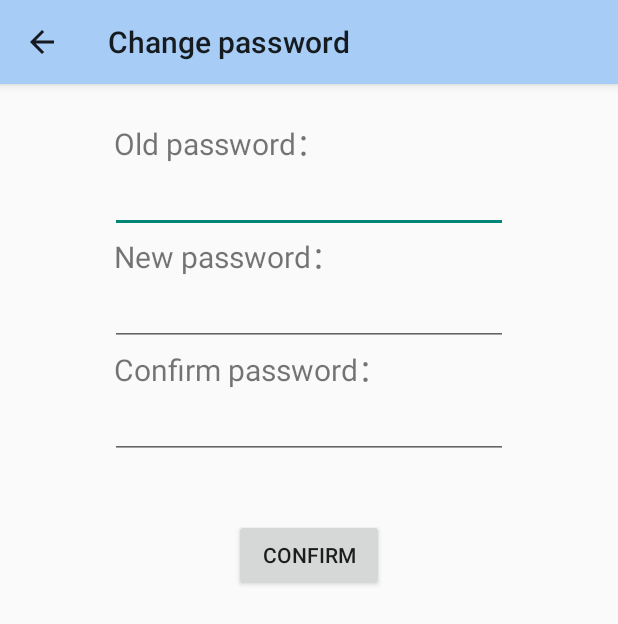
After one commit to llkser/Movie-Ticketing-Android-, an Android app: the Password_change_page_activity screen opened directly, with no data from a screen before it, on a phone screen of 412 x 824 dp. The commit adds this screen. Shown: the top 624 px of the screen. Run offline under Robolectric (Android 15) with nearby library versions, the phone set to English and light mode, and no system bars; libraries missing offline, so code that uses them is left out: com.zhy.http.

Commit message:
meeting report

```diff
--- a/app/src/main/AndroidManifest.xml
+++ b/app/src/main/AndroidManifest.xml
@@ -67,6 +67,9 @@
         <activity
             android:name=".Setting_page_activity"
             android:theme="@style/AppTheme.ActionBar.Userpage.Transparent" />
+        <activity
+            android:name=".Password_change_page_activity"
+            android:theme="@style/AppTheme.ActionBar.Userpage.Transparent" />
     </application>
 
 </manifest>
--- a/app/src/main/java/com/example/myapplication/Adapater_common_type.java
+++ b/app/src/main/java/com/example/myapplication/Adapater_common_type.java
@@ -115,6 +115,7 @@ final class Adapter_order implements Adapater_common_type,Serializable{
     public String id;
     public String order_id;
     public int watched;
+    public boolean is_commented;
     @Override
     public int get_widget_type()
     {
@@ -127,6 +128,7 @@ final class Adapter_comments implements Adapater_common_type,Serializable{
     public String user_img;
     public String user_name;
     public String comment;
+
     public float mark;
     @Override
     public int get_widget_type()
--- a/app/src/main/java/com/example/myapplication/AndroidDatabase.java
+++ b/app/src/main/java/com/example/myapplication/AndroidDatabase.java
@@ -1,6 +1,5 @@
 package com.example.myapplication;
 
-import android.content.ContentValues;
 import android.content.Context;
 import android.database.sqlite.SQLiteDatabase;
 import android.database.sqlite.SQLiteOpenHelper;
@@ -42,6 +41,7 @@ public class AndroidDatabase extends SQLiteOpenHelper {
             "seat_number text, " +
             "ticket_key text, " +
             "order_user text,"+
+            "comments integer,"+
             "order_movie text)";
 
     public static final String CREATE_COMMENT_ORDER_TABLE="create table comments (" +
@@ -51,14 +51,12 @@ public class AndroidDatabase extends SQLiteOpenHelper {
             "movie_id text, " +
             "User_name text, " +
             "User_avatar text, " +
-            "mark integer, " +
+            "mark text, " +
             "order_id text)";
 
-    public static final String CREATE_VERSION_TABLE="create table version (" +
-            "current_version text)";
+    public static final String CREATE_VERSION_TABLE="create table version (" + "current_version text)";
 
     private Context mContext;
-
 
     public AndroidDatabase(Context context, String name, SQLiteDatabase.CursorFactory factory, int version) {
         super(context,name,factory,version);
--- /dev/null
+++ b/app/src/main/java/com/example/myapplication/Password_change_page_activity.java
@@ -0,0 +1,184 @@
+package com.example.myapplication;
+
+import androidx.appcompat.app.ActionBar;
+import androidx.appcompat.app.AppCompatActivity;
+
+import android.database.Cursor;
+import android.database.sqlite.SQLiteDatabase;
+import android.graphics.Bitmap;
+import android.os.Bundle;
+import android.text.method.PasswordTransformationMethod;
+import android.util.Log;
+import android.view.MenuItem;
+import android.view.View;
+import android.widget.Button;
+import android.widget.EditText;
+import android.widget.Toast;
+
+import com.zhy.http.okhttp.OkHttpUtils;
+import com.zhy.http.okhttp.callback.BitmapCallback;
+
+import org.json.JSONException;
+import org.json.JSONObject;
+
+import java.io.IOException;
+
+import okhttp3.Call;
+import okhttp3.Callback;
+import okhttp3.FormBody;
+import okhttp3.OkHttpClient;
+import okhttp3.Request;
+import okhttp3.Response;
+
+public class Password_change_page_activity extends AppCompatActivity implements View.OnClickListener {
+
+    public static final String Tag="Password_change_page";
+    private EditText oldPassword;
+    private EditText newPassword;
+    private EditText reNewPassword;
+    private Button passwordChangeButton;
+    private String login_username;
+    private AndroidDatabase androidDatabase;
+
+    @Override
+    protected void onCreate(Bundle savedInstanceState) {
+        super.onCreate(savedInstanceState);
+        setContentView(R.layout.change_password_page_layout);
+
+        oldPassword=findViewById(R.id.old_password_input_text);
+        newPassword=findViewById(R.id.new_password_input_text);
+        reNewPassword=findViewById(R.id.re_new_input_text);
+        oldPassword.setTransformationMethod(PasswordTransformationMethod.getInstance());
+        newPassword.setTransformationMethod(PasswordTransformationMethod.getInstance());
+        reNewPassword.setTransformationMethod(PasswordTransformationMethod.getInstance());
+        passwordChangeButton=findViewById(R.id.passwordChangeButton);
+        passwordChangeButton.setOnClickListener(this);
+
+        androidDatabase = new AndroidDatabase(this, "Shield.db", null, 1);
+        SQLiteDatabase db = androidDatabase.getWritableDatabase();
+        Cursor cursor = db.rawQuery("select * from User where Islogin=?",new String[]{"1"});
+        if(cursor.moveToFirst())
+            login_username=cursor.getString(cursor.getColumnIndex("Username"));
+
+        ActionBar actionBar = getSupportActionBar();
+        actionBar.setDisplayHomeAsUpEnabled(true);
+        actionBar.setTitle("Change password");
+    }
+
+    @Override
+    public void onClick(View v) {
+        String oldPassWordText = oldPassword.getText().toString();
+        String newPassWordText = newPassword.getText().toString();
+        String reNewPasswordText = reNewPassword.getText().toString();
+
+        switch (v.getId())
+        {
+            case R.id.passwordChangeButton:
+                if(!reNewPasswordText.equals(newPassWordText))
+                {
+                    showToast("New password not match!");
+                    break;
+                }
+                OkHttpClient client = new OkHttpClient();
+                FormBody.Builder formBuilder = new FormBody.Builder();
+                formBuilder.add("username", login_username);
+                formBuilder.add("oldPassword", oldPassWordText);
+                formBuilder.add("newPassword", newPassWordText);
+                Request request = new Request.Builder().url("http://nightmaremlp.pythonanywhere.com/appnet/change_password").post(formBuilder.build()).build();
+                final Call call = client.newCall(request);
+                call.enqueue(new Callback()
+                {
+                    @Override
+                    public void onFailure(Call call, final IOException e)
+                    {
+                        runOnUiThread(new Runnable()
+                        {
+                            @Override
+                            public void run() {
+                                showToast("Can't connect to networks！");
+                            }
+                        });
+                    }
+                    @Override
+                    public void onResponse(Call call, final Response response) throws IOException
+                    {
+                        final String res = response.body().string();
+                        runOnUiThread(new Runnable()
+
+                        {
+
+                            @Override
+
+                            public void run()
+
+                            {
+                                try {
+                                    JSONObject res_inform = new JSONObject(res);
+                                    String message = res_inform.getString("message");
+                                    String error_code = res_inform.getString("error_code");
+                                    showToast(message);
+                                    if(error_code.equals("1"))
+                                        finish();
+                                } catch (JSONException e) {
+                                    e.printStackTrace();
+                                }
+                            }
+
+                        });
+                    }
+                });
+                break;
+        }
+    }
+
+    @Override
+    public boolean onOptionsItemSelected(MenuItem item) {
+        switch (item.getItemId()) {
+            case android.R.id.home:
+                finish();
+                return true;
+            default:
+                return super.onOptionsItemSelected(item);
+        }
+    }
+
+    private void showToast(String str) {
+        Toast.makeText(Password_change_page_activity.this,str,Toast.LENGTH_SHORT).show();
+    }
+
+    @Override
+    protected void onStart() {
+        super.onStart();
+        Log.d(Tag,"onStart");
+    }
+
+    @Override
+    protected void onResume() {
+        super.onResume();
+        Log.d(Tag,"onResume");
+    }
+
+    @Override
+    protected void onPause() {
+        super.onPause();
+        Log.d(Tag,"onPause");
+    }
+
+    @Override
+    protected void onStop() {
+        super.onStop();
+        Log.d(Tag,"onStop");
+    }
+
+    @Override
+    protected void onDestroy() {
+        super.onDestroy();
+        Log.d(Tag,"onDestroy");
+    }
+
+    @Override
+    protected void onRestart() {
+        super.onRestart();
+        Log.d(Tag,"onRestart");
+    }
+}
--- /dev/null
+++ b/app/src/main/res/layout/change_password_page_layout.xml
@@ -0,0 +1,52 @@
+<?xml version="1.0" encoding="utf-8"?>
+<LinearLayout xmlns:android="http://schemas.android.com/apk/res/android"
+    xmlns:tools="http://schemas.android.com/tools"
+    android:orientation="vertical" android:layout_width="match_parent"
+    android:layout_height="match_parent"
+    tools:ignore="MissingDefaultResource">
+    <TextView
+        android:layout_width="260dp"
+        android:layout_height="wrap_content"
+        android:layout_gravity="center"
+        android:layout_marginTop="80dp"
+        android:text="Old password："
+        android:textSize="20sp" />
+    <EditText
+        android:id="@+id/old_password_input_text"
+        android:layout_width="265dp"
+        android:layout_height="wrap_content"
+        android:layout_gravity="center"
+        android:maxLines="1" />
+    <TextView
+        android:layout_width="260dp"
+        android:layout_height="wrap_content"
+        android:layout_gravity="center"
+        android:text="New password："
+        android:textSize="20sp" />
+    <EditText
+        android:id="@+id/new_password_input_text"
+        android:layout_width="265dp"
+        android:layout_height="wrap_content"
+        android:layout_gravity="center"
+        android:maxLines="1" />
+    <TextView
+        android:layout_width="260dp"
+        android:layout_height="wrap_content"
+        android:layout_gravity="center"
+        android:text="Confirm password："
+        android:textSize="20sp" />
+    <EditText
+        android:id="@+id/re_new_input_text"
+        android:layout_width="265dp"
+        android:layout_height="wrap_content"
+        android:layout_gravity="center"
+        android:maxLines="1" />
+    <Button
+        android:id="@+id/passwordChangeButton"
+        android:layout_width="100dp"
+        android:layout_height="wrap_content"
+        android:layout_gravity="center"
+        android:layout_marginTop="40dp"
+        android:text="Confirm" />
+
+</LinearLayout>
```
Also changed, not shown: app/src/main/java/com/example/myapplication/Comment_activity.java (+9 -3 lines), app/src/main/java/com/example/myapplication/History_activity.java (+39 -11 lines), app/src/main/java/com/example/myapplication/Main_page_activity.java (+4 -24 lines), app/src/main/java/com/example/myapplication/Order_page_activity.java (+14 -3 lines), app/src/main/java/com/example/myapplication/Setting_page_activity.java (+28 -0 lines), app/src/main/java/com/example/myapplication/WaterFallAdapter.java (+8 -1 lines), app/src/main/res/layout/setting_page_layout.xml (+8 -3 lines), 3 other files.
